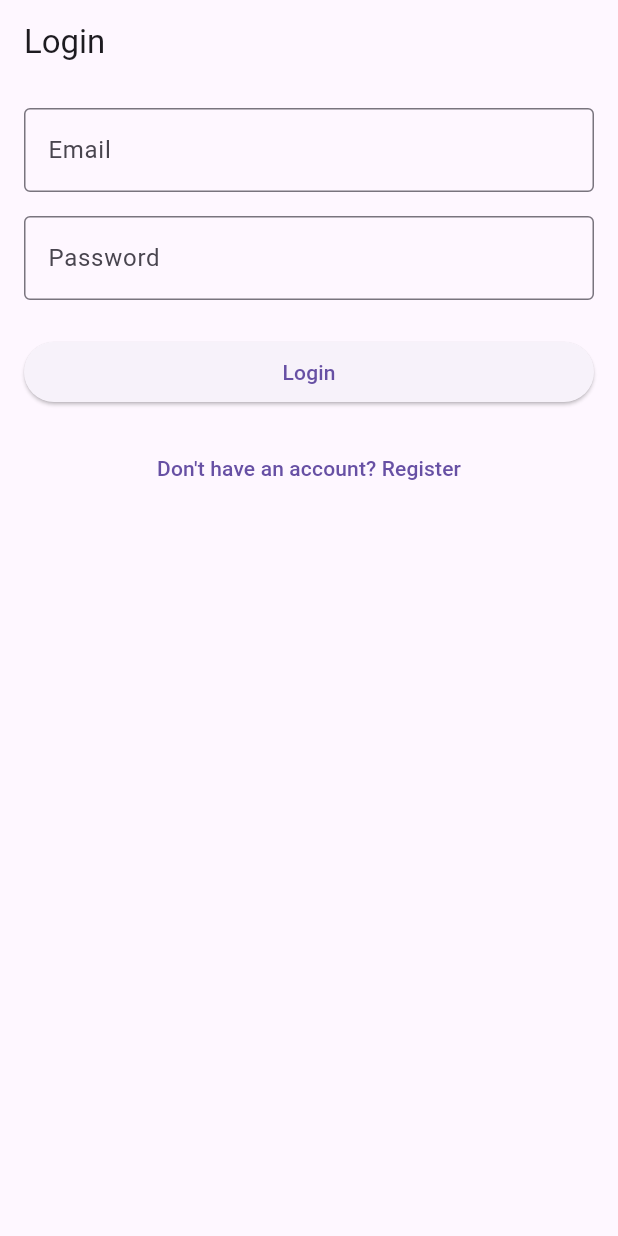
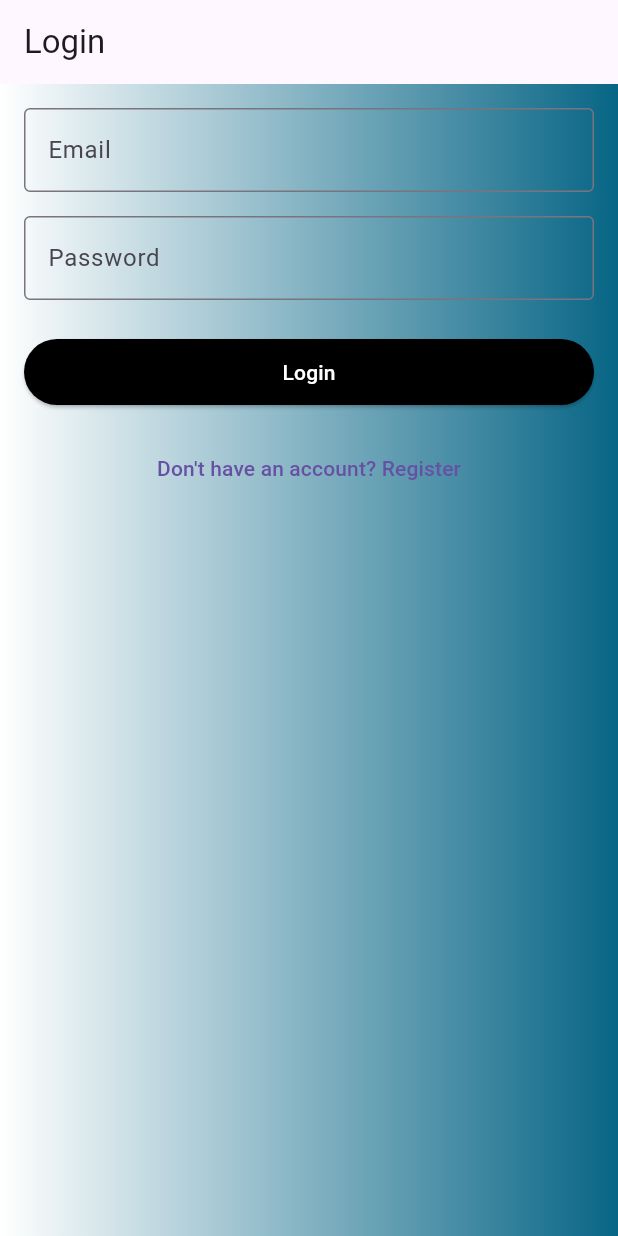
Before and after one commit to Sanjay12312/astrid, a Flutter app: the screen it shows after launch, on a phone screen of 412 x 824 dp. Run offline on Flutter 3.47's test engine with Material 3 defaults, Android fonts, the phone set to English and light mode, and no system bars; our stand-ins replace appwrite, file_picker.

Commit message:
updated ui

```diff
--- a/lib/login_page.dart
+++ b/lib/login_page.dart
@@ -4,7 +4,6 @@ import 'home_page.dart';
 import 'register_page.dart';
 
 class LoginPage extends StatefulWidget {
-  // The Appwrite client instance is passed in so that it's available here.
   final Client client;
 
   const LoginPage({Key? key, required this.client}) : super(key: key);
@@ -17,14 +16,11 @@ class _LoginPageState extends State<LoginPage> {
   final _formKey = GlobalKey<FormState>();
   final TextEditingController _emailController = TextEditingController();
   final TextEditingController _passwordController = TextEditingController();
-
-  // Create an instance of the Appwrite Account service.
   late Account account;
 
   @override
   void initState() {
     super.initState();
-    // Initialize Appwrite Account using the passed client.
     account = Account(widget.client);
   }
 
@@ -35,23 +31,18 @@ class _LoginPageState extends State<LoginPage> {
     super.dispose();
   }
 
-  // This function calls the Appwrite authentication endpoint to
-  // create an email session and log in the user.
   Future<void> _loginUser() async {
     if (_formKey.currentState!.validate()) {
       try {
-        // Create an email session using the provided credentials.
         final session = await account.createEmailPasswordSession(
           email: _emailController.text.trim(),
           password: _passwordController.text.trim(),
         );
 
-        // If the session is created successfully, navigate to the HomePage.
-        Navigator.of(
-          context,
-        ).pushReplacement(MaterialPageRoute(builder: (context) => HomePage()));
+        Navigator.of(context).pushReplacement(
+          MaterialPageRoute(builder: (context) => HomePage()),
+        );
       } on AppwriteException catch (e) {
-        // If Appwrite returns an error, display it.
         ScaffoldMessenger.of(context).showSnackBar(
           SnackBar(
             content: Text(e.message ?? 'Login failed.'),
@@ -59,9 +50,8 @@ class _LoginPageState extends State<LoginPage> {
           ),
         );
       } catch (e) {
-        // Any other error is caught here.
         ScaffoldMessenger.of(context).showSnackBar(
-          SnackBar(
+          const SnackBar(
             content: Text('An unexpected error occurred.'),
             backgroundColor: Colors.red,
           ),
@@ -72,13 +62,24 @@ class _LoginPageState extends State<LoginPage> {
 
   @override
   Widget build(BuildContext context) {
-    return Scaffold(
+    return Container(
+      decoration: const BoxDecoration(
+        gradient: LinearGradient(
+          begin: Alignment.centerLeft,
+          end: Alignment.centerRight,
+          colors: [
+            Color(0xFFFFFFFF), // White
+            Color(0xFF076585), // Dark Blue-Green
+          ],
+        ),
+      ),
+      child: Scaffold(
+        backgroundColor: Colors.transparent,
         appBar: AppBar(title: const Text('Login')),
         body: Padding(
           padding: const EdgeInsets.all(16.0),
           child: Form(
             key: _formKey,
-          // ListView handles small screens and keyboard appearance gracefully.
             child: ListView(
               shrinkWrap: true,
               children: [
@@ -102,7 +103,7 @@ class _LoginPageState extends State<LoginPage> {
                     labelText: 'Password',
                     border: OutlineInputBorder(),
                   ),
-                obscureText: true, // Obscure text for password input.
+                  obscureText: true,
                   validator: (value) {
                     if (value == null || value.trim().isEmpty) {
                       return 'Please enter your password';
@@ -111,7 +112,17 @@ class _LoginPageState extends State<LoginPage> {
                   },
                 ),
                 const SizedBox(height: 24),
-              ElevatedButton(onPressed: _loginUser, child: const Text('Login')),
+                ElevatedButton(
+                  onPressed: _loginUser,
+                  style: ElevatedButton.styleFrom(
+                    backgroundColor: Colors.black, // Black button
+                    padding: const EdgeInsets.symmetric(vertical: 12),
+                  ),
+                  child: const Text(
+                    'Login',
+                    style: TextStyle(color: Colors.white), // White text
+                  ),
+                ),
                 const SizedBox(height: 16),
                 TextButton(
                   onPressed: () {
@@ -127,6 +138,7 @@ class _LoginPageState extends State<LoginPage> {
             ),
           ),
         ),
+      ),
     );
   }
 }
--- a/lib/main.dart
+++ b/lib/main.dart
@@ -3,7 +3,7 @@ import 'login_page.dart';
 import 'appwrite_client.dart'; // Ensure this file correctly initializes appwriteClient
 
 void main() {
-  runApp(GroupGamingApp());
+  runApp(const GroupGamingApp());
 }
 
 class GroupGamingApp extends StatelessWidget {
@@ -13,8 +13,35 @@ class GroupGamingApp extends StatelessWidget {
   Widget build(BuildContext context) {
     return MaterialApp(
       title: 'Group Gaming',
-      theme: ThemeData(primarySwatch: Colors.blue),
-      home: LoginPage(client: appwriteClient), // Ensure LoginPage expects this
+      theme: ThemeData(
+        primarySwatch: Colors.blue,
+      ),
+      home: GradientBackground(child: LoginPage(client: appwriteClient)), // Removed 'const'
     );
   }
 }
+
+class GradientBackground extends StatelessWidget {
+  final Widget child;
+  const GradientBackground({super.key, required this.child});
+
+  @override
+  Widget build(BuildContext context) {
+    return Container(
+      decoration: const BoxDecoration(
+        gradient: LinearGradient(
+          begin: Alignment.centerLeft,  // Left to right gradient
+          end: Alignment.centerRight,
+          colors: [
+            Color(0xFFFFFFFF), // White (left side)
+            Color(0xFF076585), // Dark Blue-Green (right side)
+          ],
+        ),
+      ),
+      child: Scaffold(
+        backgroundColor: Colors.transparent, // Make Scaffold background transparent
+        body: child, // Display the page inside the gradient
+      ),
+    );
+  }
+}
```
Also changed, not shown: lib/home_page.dart (+15 -4 lines), lib/tournaments_page.dart (+21 -10 lines). Lines whose indentation alone changed are shown as unchanged.
